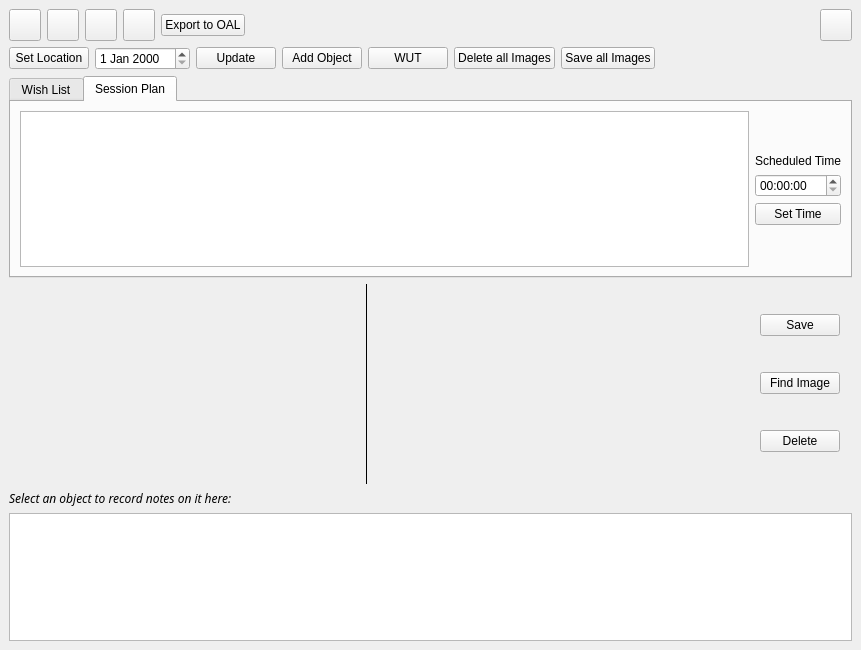
Qt form kstars/tools/observinglist.ui (KDE/kstars) before a commit.
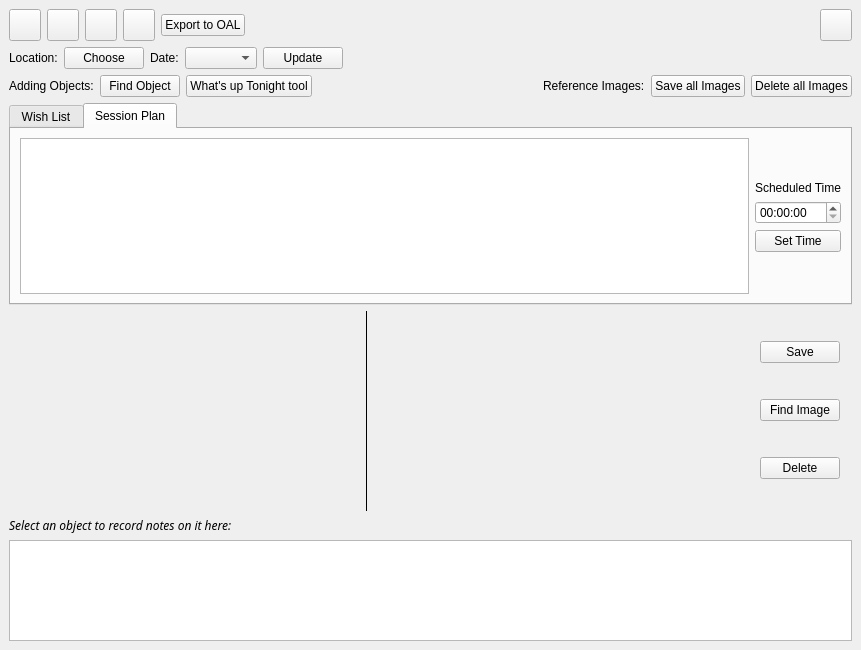
The same form after that commit. The open tabs and pages were chosen to show the change. Custom widgets are drawn as their Qt base class.

Commit message: Some improvements to the Observation Planner UI.

Patch:
```diff
--- a/kstars/tools/observinglist.ui
+++ b/kstars/tools/observinglist.ui
@@ -222,15 +222,29 @@
           <property name="topMargin">
             <number>0</number>
           </property>
+     <item>
+      <widget class="QLabel" name="locationLabel">
+       <property name="text">
+        <string>Location:</string>
+       </property>
+      </widget>
+     </item>
           <item>
             <widget class="QPushButton" name="SetLocation">
               <property name="text">
-                <string>Set Location</string>
+        <string>Choose</string>
               </property>
             </widget>
           </item>
           <item>
-            <widget class="QDateEdit" name="DateEdit"/>
+      <widget class="QLabel" name="dateLabel">
+       <property name="text">
+        <string>Date:</string>
+       </property>
+      </widget>
+     </item>
+     <item>
+      <widget class="KDateComboBox" name="DateEdit"/>
           </item>
           <item>
             <widget class="QPushButton" name="Update">
@@ -243,6 +257,33 @@
             </widget>
           </item>
           <item>
+      <spacer name="horizontalSpacer_2">
+       <property name="orientation">
+        <enum>Qt::Horizontal</enum>
+       </property>
+       <property name="sizeHint" stdset="0">
+        <size>
+         <width>40</width>
+         <height>20</height>
+        </size>
+       </property>
+      </spacer>
+     </item>
+    </layout>
+   </item>
+   <item>
+    <layout class="QHBoxLayout" name="horizontalLayout">
+     <property name="topMargin">
+      <number>0</number>
+     </property>
+     <item>
+      <widget class="QLabel" name="label">
+       <property name="text">
+        <string>Adding Objects:</string>
+       </property>
+      </widget>
+     </item>
+     <item>
             <widget class="KPushButton" name="FindButton">
               <property name="sizePolicy">
                 <sizepolicy hsizetype="Minimum" vsizetype="Fixed">
@@ -257,7 +298,7 @@
                 <string>Open the Find Dialog for adding objects to the list</string>
               </property>
               <property name="text">
-                <string>Add Object</string>
+        <string>Find Object</string>
               </property>
             </widget>
           </item>
@@ -276,17 +317,27 @@
                 <string>Opens the What's up tonight dialog, from which objects can be added to the list</string>
               </property>
               <property name="text">
-                <string>WUT</string>
+        <string>What's up Tonight tool</string>
               </property>
             </widget>
           </item>
           <item>
-            <widget class="QPushButton" name="DeleteAllImages">
-              <property name="toolTip">
-                <string>Deletes all the stored DSS/SDSS images</string>
-              </property>
+      <spacer name="horizontalSpacer_5">
+       <property name="orientation">
+        <enum>Qt::Horizontal</enum>
+       </property>
+       <property name="sizeHint" stdset="0">
+        <size>
+         <width>40</width>
+         <height>20</height>
+        </size>
+       </property>
+      </spacer>
+     </item>
+     <item>
+      <widget class="QLabel" name="label_2">
               <property name="text">
-                <string>Delete all Images</string>
+        <string>Reference Images:</string>
               </property>
             </widget>
           </item>
@@ -301,17 +352,14 @@
             </widget>
           </item>
           <item>
-            <spacer name="horizontalSpacer_2">
-              <property name="orientation">
-                <enum>Qt::Horizontal</enum>
-              </property>
-              <property name="sizeHint" stdset="0">
-                <size>
-                  <width>40</width>
-                  <height>20</height>
-                </size>
-              </property>
-            </spacer>
+      <widget class="QPushButton" name="DeleteAllImages">
+       <property name="toolTip">
+        <string>Deletes all the stored DSS/SDSS images</string>
+       </property>
+       <property name="text">
+        <string>Delete all Images</string>
+       </property>
+      </widget>
           </item>
         </layout>
       </item>
@@ -404,7 +452,7 @@
                     </spacer>
                   </item>
                   <item>
-                    <widget class="QLabel" name="label">
+          <widget class="QLabel" name="scheduledTimeLabel">
                       <property name="text">
                         <string>Scheduled Time</string>
                       </property>
@@ -592,12 +640,17 @@
   </widget>
   <customwidgets>
     <customwidget>
-      <class>KImageFilePreview</class>
-      <extends>QWidget</extends>
-      <header>kimagefilepreview.h</header>
+   <class>KDateComboBox</class>
+   <extends>KComboBox</extends>
+   <header>kdatecombobox.h</header>
     </customwidget>
     <customwidget>
-      <class>KPlotWidget</class>
+   <class>KComboBox</class>
+   <extends>QComboBox</extends>
+   <header>kcombobox.h</header>
+  </customwidget>
+  <customwidget>
+   <class>KSeparator</class>
       <extends>QFrame</extends>
       <header>kplotwidget.h</header>
     </customwidget>
@@ -606,6 +659,16 @@
       <extends>QPushButton</extends>
       <header>kpushbutton.h</header>
     </customwidget>
+  <customwidget>
+   <class>KPlotWidget</class>
+   <extends>QFrame</extends>
+   <header>kplotwidget.h</header>
+  </customwidget>
+  <customwidget>
+   <class>KTextEdit</class>
+   <extends>QTextEdit</extends>
+   <header>ktextedit.h</header>
+  </customwidget>
     <customwidget>
       <class>KTabWidget</class>
       <extends>QTabWidget</extends>
@@ -613,14 +676,9 @@
       <container>1</container>
     </customwidget>
     <customwidget>
-      <class>KSeparator</class>
-      <extends>QFrame</extends>
-      <header>kseparator.h</header>
-    </customwidget>
-    <customwidget>
-      <class>KTextEdit</class>
-      <extends>QTextEdit</extends>
-      <header>ktextedit.h</header>
+   <class>KImageFilePreview</class>
+   <extends>QWidget</extends>
+   <header>kimagefilepreview.h</header>
     </customwidget>
     <customwidget>
       <class>AVTPlotWidget</class>
```
Left out of the diff: 2 changed lines with no effect on the pictures. Lines whose indentation alone changed are shown as unchanged. The commit also changes 1 other file.
